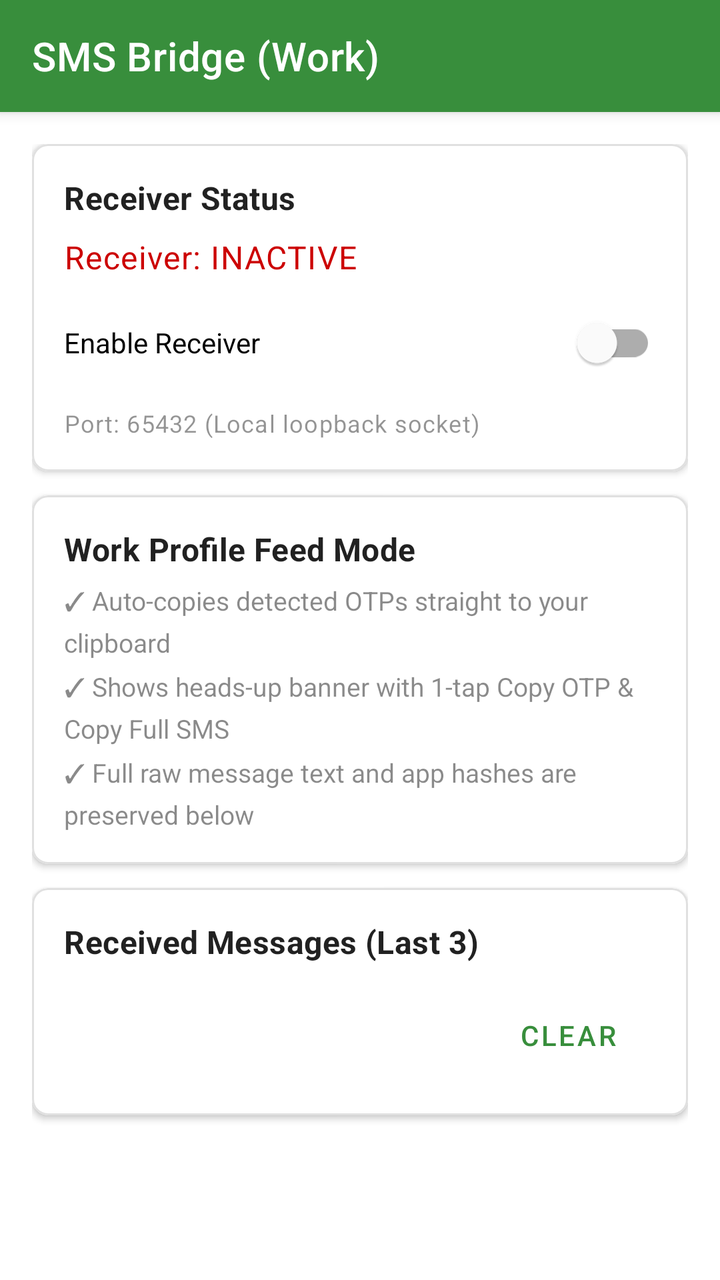
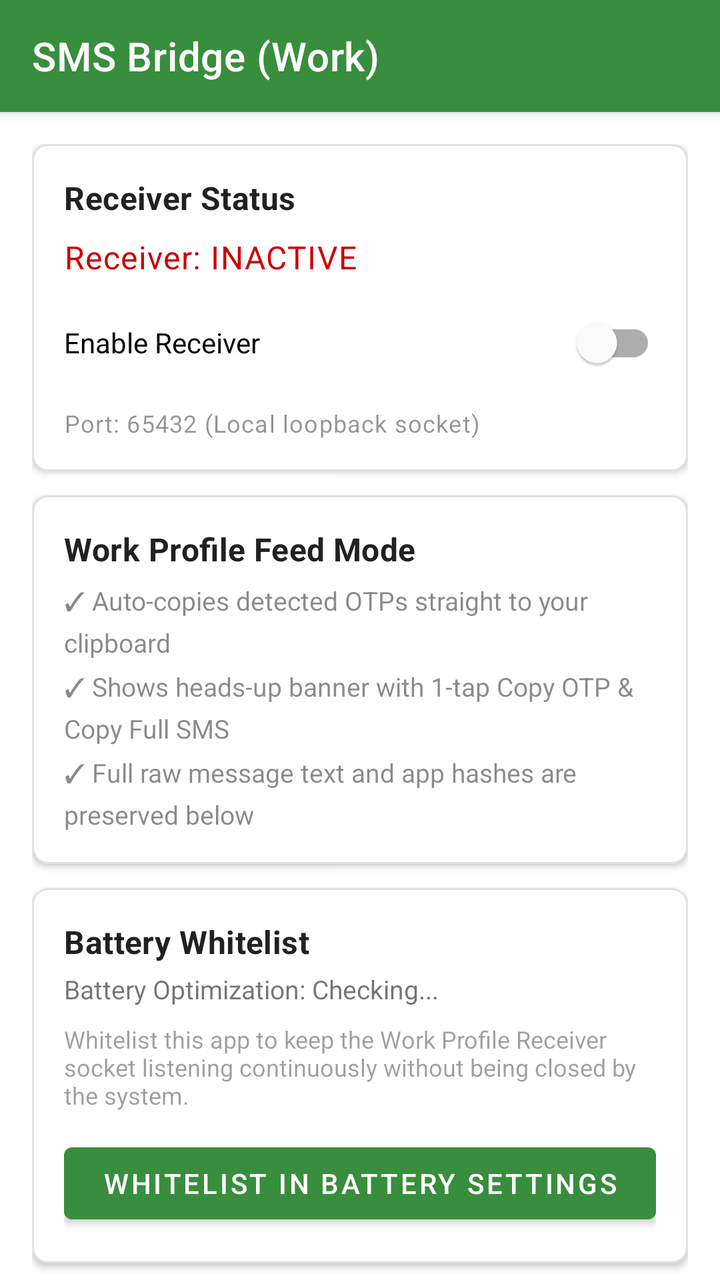

Compare the two renders of this Android layout. The source of the first and the diff that turns it into the second are given below.
<!-- AndroidManifest.xml: application theme Theme.SMSBridge -->
<!-- res/layout/activity_main.xml -->
<?xml version="1.0" encoding="utf-8"?>
<androidx.coordinatorlayout.widget.CoordinatorLayout
    xmlns:android="http://schemas.android.com/apk/res/android"
    xmlns:app="http://schemas.android.com/apk/res-auto"
    xmlns:tools="http://schemas.android.com/tools"
    android:layout_width="match_parent"
    android:layout_height="match_parent"
    tools:context=".MainActivity">

    <com.google.android.material.appbar.AppBarLayout
        android:layout_width="match_parent"
        android:layout_height="wrap_content">

        <androidx.appcompat.widget.Toolbar
            android:id="@+id/toolbar"
            android:layout_width="match_parent"
            android:layout_height="?attr/actionBarSize"
            android:background="@color/colorPrimary"
            android:elevation="4dp"
            android:theme="@style/ThemeOverlay.AppCompat.Dark.ActionBar"
            app:title="SMS Bridge (Work)"
            app:titleTextColor="@android:color/white"/>

    </com.google.android.material.appbar.AppBarLayout>

    <androidx.core.widget.NestedScrollView
        android:layout_width="match_parent"
        android:layout_height="match_parent"
        app:layout_behavior="@string/appbar_scrolling_view_behavior">

        <LinearLayout
            android:layout_width="match_parent"
            android:layout_height="wrap_content"
            android:orientation="vertical"
            android:padding="16dp">

            
            <com.google.android.material.card.MaterialCardView
                android:layout_width="match_parent"
                android:layout_height="wrap_content"
                android:layout_marginBottom="12dp"
                app:cardCornerRadius="8dp"
                app:cardElevation="2dp"
                app:strokeWidth="1dp"
                app:strokeColor="@color/colorOutline">

                <LinearLayout
                    android:layout_width="match_parent"
                    android:layout_height="wrap_content"
                    android:orientation="vertical"
                    android:padding="16dp">

                    <TextView
                        android:layout_width="match_parent"
                        android:layout_height="wrap_content"
                        android:text="Receiver Status"
                        android:textAppearance="@style/TextAppearance.MaterialComponents.Subtitle1"
                        android:textStyle="bold"
                        android:layout_marginBottom="8dp"/>

                    <TextView
                        android:id="@+id/tvStatus"
                        android:layout_width="match_parent"
                        android:layout_height="wrap_content"
                        android:text="Receiver: INACTIVE"
                        android:textAppearance="@style/TextAppearance.MaterialComponents.Body1"
                        android:textColor="@android:color/holo_red_dark"
                        android:layout_marginBottom="8dp"/>

                    <com.google.android.material.switchmaterial.SwitchMaterial
                        android:id="@+id/switchReceiver"
                        android:layout_width="match_parent"
                        android:layout_height="wrap_content"
                        android:text="Enable Receiver"
                        android:layout_marginBottom="8dp"/>

                    <TextView
                        android:layout_width="match_parent"
                        android:layout_height="wrap_content"
                        android:text="Port: 65432 (Local loopback socket)"
                        android:textAppearance="@style/TextAppearance.MaterialComponents.Caption"
                        android:alpha="0.7"/>

                </LinearLayout>
            </com.google.android.material.card.MaterialCardView>

            
            <com.google.android.material.card.MaterialCardView
                android:layout_width="match_parent"
                android:layout_height="wrap_content"
                android:layout_marginBottom="12dp"
                app:cardCornerRadius="8dp"
                app:cardElevation="2dp"
                app:strokeWidth="1dp"
                app:strokeColor="@color/colorOutline">

                <LinearLayout
                    android:layout_width="match_parent"
                    android:layout_height="wrap_content"
                    android:orientation="vertical"
                    android:padding="16dp">

                    <TextView
                        android:layout_width="match_parent"
                        android:layout_height="wrap_content"
                        android:text="Work Profile Feed Mode"
                        android:textAppearance="@style/TextAppearance.MaterialComponents.Subtitle1"
                        android:textStyle="bold"
                        android:layout_marginBottom="6dp"/>

                    <TextView
                        android:layout_width="match_parent"
                        android:layout_height="wrap_content"
                        android:text="✓ Auto-copies detected OTPs straight to your clipboard\n✓ Shows heads-up banner with 1-tap Copy OTP &amp; Copy Full SMS\n✓ Full raw message text and app hashes are preserved below"
                        android:textSize="13sp"
                        android:lineSpacingMultiplier="1.3"
                        android:alpha="0.85"/>

                </LinearLayout>
            </com.google.android.material.card.MaterialCardView>

            
            <com.google.android.material.card.MaterialCardView
                android:layout_width="match_parent"
                android:layout_height="wrap_content"
                android:layout_marginBottom="12dp"
                app:cardCornerRadius="8dp"
                app:cardElevation="2dp"
                app:strokeWidth="1dp"
                app:strokeColor="@color/colorOutline">

                <LinearLayout
                    android:layout_width="match_parent"
                    android:layout_height="wrap_content"
                    android:orientation="vertical"
                    android:padding="16dp">

                    <TextView
                        android:layout_width="match_parent"
                        android:layout_height="wrap_content"
                        android:text="Received Messages (Last 3)"
                        android:textAppearance="@style/TextAppearance.MaterialComponents.Subtitle1"
                        android:textStyle="bold"
                        android:layout_marginBottom="8dp"/>

                    <androidx.recyclerview.widget.RecyclerView
                        android:id="@+id/rvMessages"
                        android:layout_width="match_parent"
                        android:layout_height="wrap_content"
                        android:nestedScrollingEnabled="false"/>

                    <Button
                        android:id="@+id/btnClear"
                        style="@style/Widget.MaterialComponents.Button.TextButton"
                        android:layout_width="wrap_content"
                        android:layout_height="wrap_content"
                        android:layout_gravity="end"
                        android:text="Clear"
                        android:layout_marginTop="4dp"/>

                </LinearLayout>
            </com.google.android.material.card.MaterialCardView>

        </LinearLayout>
    </androidx.core.widget.NestedScrollView>

</androidx.coordinatorlayout.widget.CoordinatorLayout>
<!-- resources referenced by this layout -->
<resources>
  <color name="colorOutline">#E0E0E0</color>
  <color name="colorPrimary">#388E3C</color>
  <style name="Theme.SMSBridge" parent="Theme.MaterialComponents.DayNight.NoActionBar">
          <item name="colorPrimary">@color/colorPrimary</item>
          <item name="colorPrimaryDark">@color/colorPrimaryDark</item>
          <item name="colorAccent">@color/colorAccent</item>
          <item name="colorOutline">@color/colorOutline</item>
      </style>
  <color name="colorPrimaryDark">#2E7D32</color>
  <color name="colorAccent">#FF5722</color>
</resources>

<!-- the commit's change to res/layout/activity_main.xml (unified diff, before → after) -->
@@ -138,6 +138,56 @@
                     <TextView
                         android:layout_width="match_parent"
                         android:layout_height="wrap_content"
+                        android:text="Battery Whitelist"
+                        android:textAppearance="@style/TextAppearance.MaterialComponents.Subtitle1"
+                        android:textStyle="bold"
+                        android:layout_marginBottom="4dp"/>
+
+                    <TextView
+                        android:id="@+id/tvBatteryStatus"
+                        android:layout_width="match_parent"
+                        android:layout_height="wrap_content"
+                        android:text="Battery Optimization: Checking..."
+                        android:textSize="13sp"
+                        android:layout_marginBottom="8dp"/>
+
+                    <TextView
+                        android:layout_width="match_parent"
+                        android:layout_height="wrap_content"
+                        android:text="Whitelist this app to keep the Work Profile Receiver socket listening continuously without being closed by the system."
+                        android:textSize="12sp"
+                        android:alpha="0.7"
+                        android:layout_marginBottom="12dp"/>
+
+                    <Button
+                        android:id="@+id/btnBatterySettings"
+                        style="@style/Widget.MaterialComponents.Button"
+                        android:layout_width="match_parent"
+                        android:layout_height="wrap_content"
+                        android:text="Whitelist in Battery Settings"/>
+
+                </LinearLayout>
+            </com.google.android.material.card.MaterialCardView>
+
+            
+            <com.google.android.material.card.MaterialCardView
+                android:layout_width="match_parent"
+                android:layout_height="wrap_content"
+                android:layout_marginBottom="12dp"
+                app:cardCornerRadius="8dp"
+                app:cardElevation="2dp"
+                app:strokeWidth="1dp"
+                app:strokeColor="@color/colorOutline">
+
+                <LinearLayout
+                    android:layout_width="match_parent"
+                    android:layout_height="wrap_content"
+                    android:orientation="vertical"
+                    android:padding="16dp">
+
+                    <TextView
+                        android:layout_width="match_parent"
+                        android:layout_height="wrap_content"
                         android:text="Received Messages (Last 3)"
                         android:textAppearance="@style/TextAppearance.MaterialComponents.Subtitle1"
                         android:textStyle="bold"
